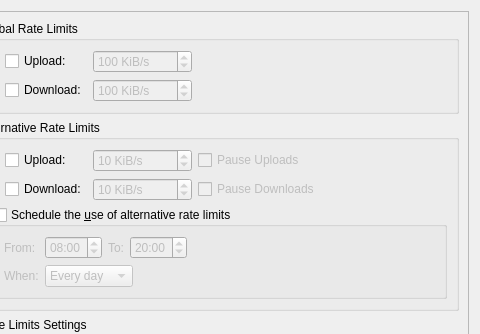
This is src/gui/optionsdialog.ui in qbittorrent/qBittorrent as Qt 5 draws it before an edit; both pictures show x 299 to 779 and y 0 to 334 of the 779 by 591 pixel window. The edited form follows.
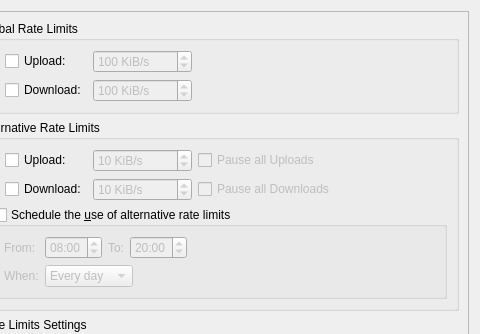
This is the edited form. Custom widgets are drawn as their Qt base class.

Commit message: simpllify session code, add tooltips

The edit to the form file:
```diff
--- a/src/gui/optionsdialog.ui
+++ b/src/gui/optionsdialog.ui
@@ -2072,7 +2072,7 @@
                   <bool>false</bool>
                  </property>
                  <property name="text">
-                  <string>Pause Downloads</string>
+                  <string>Pause all Downloads</string>
                  </property>
                 </widget>
                </item>
@@ -2082,7 +2082,7 @@
                   <bool>false</bool>
                  </property>
                  <property name="text">
-                  <string>Pause Uploads</string>
+                  <string>Pause all Uploads</string>
                  </property>
                 </widget>
                </item>
```
Left out of the diff: 6 changed lines with no effect on the pictures. The commit also changes 1 other file.
